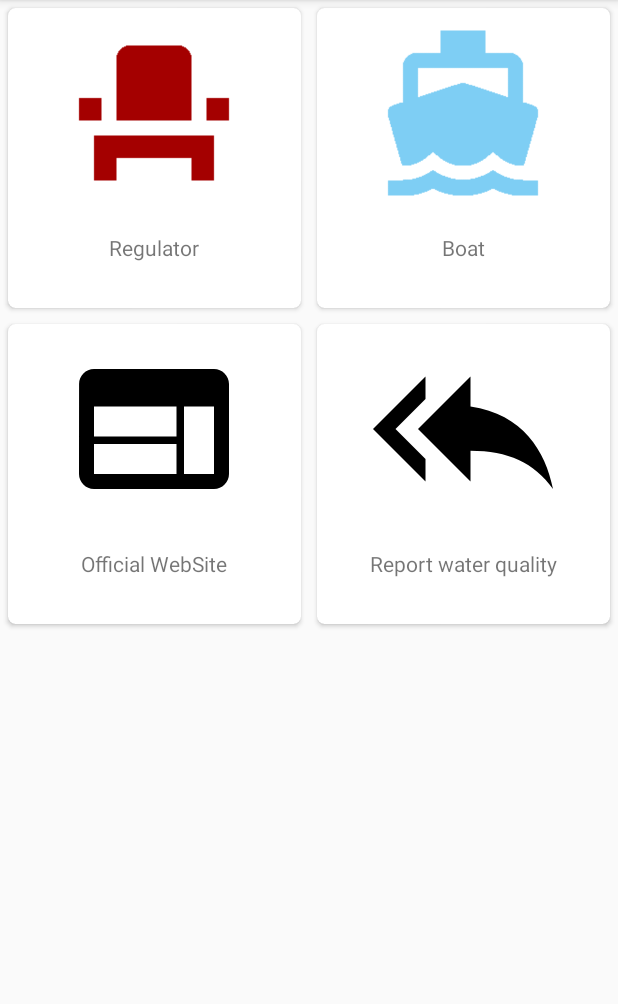
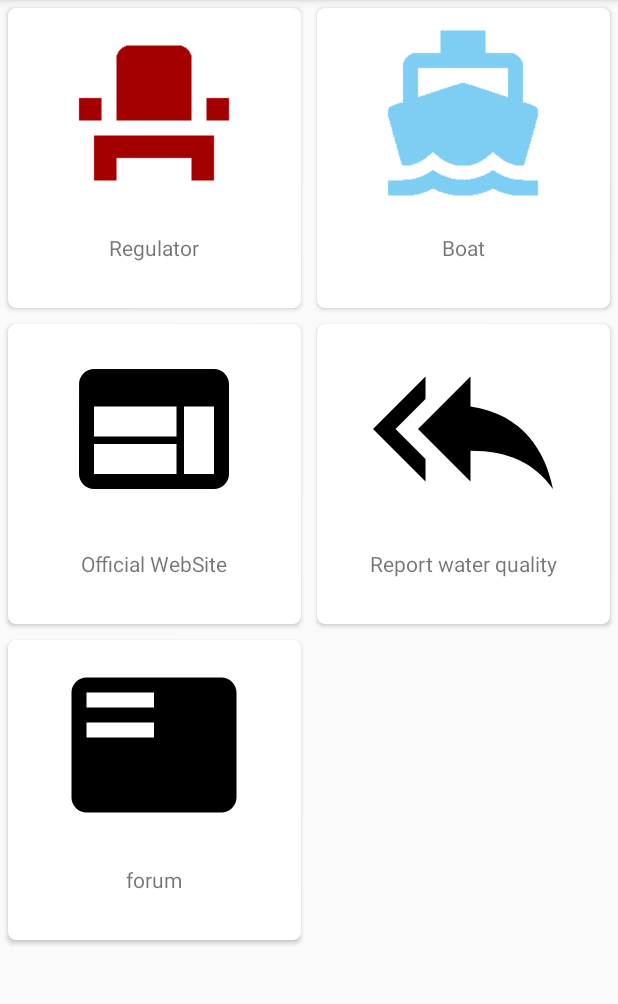
Before and after one commit to jesus255221/iGEM_NCKU_Tainan_App, an Android app: the screen it shows after launch (MainActivity), on a phone screen of 412 x 824 dp, the part 84-1088 px from its top. Run offline under Robolectric (Android 15) with nearby library versions, the phone set to English and light mode, and no system bars.

Commit message:
[UPDATE]Fix bug

```diff
--- a/app/src/main/java/com/example/user/igem_ncku_tainan_2017/HomeFragment.java
+++ b/app/src/main/java/com/example/user/igem_ncku_tainan_2017/HomeFragment.java
@@ -30,16 +30,19 @@ public class HomeFragment extends Fragment {
                              Bundle savedInstanceState) {
         recyclerView = (RecyclerView) inflater.inflate(
                 R.layout.fragment_home, container, false);
-        String[] cardview_titles = new String[4];
+        String[] cardview_titles = new String[5];
         cardview_titles[0] = "Regulator";
         cardview_titles[1] = "Boat";
         cardview_titles[2] = "Official WebSite";
         cardview_titles[3] = "Report water quality";
-        int[] icon = new int[4];
+        cardview_titles[4] = "forum";
+        int[] icon = new int[5];
         icon[0] = R.drawable.device;
         icon[1] = R.drawable.boat;
         icon[2] = R.drawable.ic_web_black_24dp;
         icon[3] = R.drawable.ic_reply_all_black_24dp;
+        icon[4] = R.drawable.ic_featured_play_list_black_24dp;
+
 
         MyAdapter adapter = new MyAdapter(cardview_titles, icon);
         recyclerView.setAdapter(adapter);
--- a/app/src/main/java/com/example/user/igem_ncku_tainan_2017/WebView_Activity.java
+++ b/app/src/main/java/com/example/user/igem_ncku_tainan_2017/WebView_Activity.java
@@ -17,7 +17,7 @@ public class WebView_Activity extends AppCompatActivity {
         webView.getSettings().setJavaScriptEnabled(true);
         setContentView(webView);
         webView.setWebViewClient(new WebViewClient());
-        webView.loadUrl("http://yanbo.ee.ncku.edu.tw/home");
+        webView.loadUrl("http://2017.igem.org/Team:NCKU_Tainan");
     }
 
     @Override
--- /dev/null
+++ b/app/src/main/res/drawable/ic_featured_play_list_black_24dp.xml
@@ -0,0 +1,9 @@
+<vector xmlns:android="http://schemas.android.com/apk/res/android"
+        android:width="24dp"
+        android:height="24dp"
+        android:viewportWidth="24.0"
+        android:viewportHeight="24.0">
+    <path
+        android:fillColor="#FF000000"
+        android:pathData="M21,3L3,3c-1.1,0 -2,0.9 -2,2v14c0,1.1 0.9,2 2,2h18c1.1,0 2,-0.9 2,-2L23,5c0,-1.1 -0.9,-2 -2,-2zM12,11L3,11L3,9h9v2zM12,7L3,7L3,5h9v2z"/>
+</vector>
--- a/build.gradle
+++ b/build.gradle
@@ -10,6 +10,7 @@ buildscript {
 
         // NOTE: Do not place your application dependencies here; they belong
         // in the individual module build.gradle files
+        classpath 'com.google.gms:google-services:3.1.0'
     }
 }
 
```
Also changed, not shown: app/build.gradle (+5 -4 lines), 2 other files.
